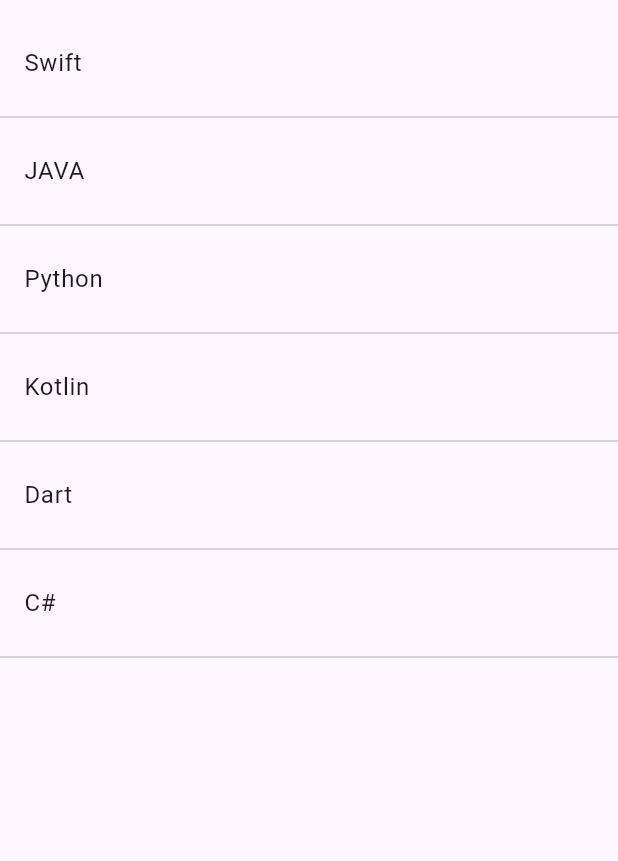
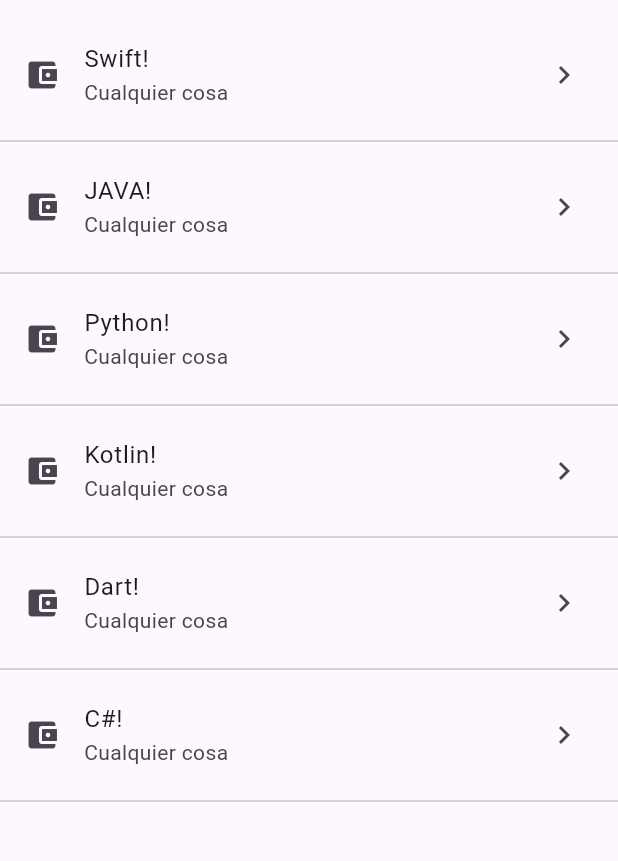
Before and after one commit to marcoalonso/componentsFlutter, a Flutter app: the screen it shows after launch, on a phone screen of 412 x 824 dp, the part 63-924 px from its top. Run offline on Flutter 3.47's test engine with Material 3 defaults, Android fonts, the light colour scheme and no system bars.

Commit message:
Other way to create list using .map

```diff
--- a/lib/src/pages/home_temp.dart
+++ b/lib/src/pages/home_temp.dart
@@ -12,7 +12,8 @@ class HomePageTemp extends StatelessWidget {
         title: Text("Componentes Temp"),
       ),
       body: ListView(
-        children: _crearItems()
+        // children: _crearItems()
+        children: _crearItemsCorta()
       ),
     );
   }
@@ -28,10 +29,27 @@ class HomePageTemp extends StatelessWidget {
       );
 
       lista..add(tempWidget)
-            ..add(Divider());
+            ..add(Divider() );
 
     }
     return lista;
   }
 
+  List<Widget> _crearItemsCorta() {
+    return opciones.map((item) {
+      return Column(
+        children: <Widget>[
+          ListTile(
+            title: Text(item + "!"),
+            subtitle: Text("Cualquier cosa"),
+            leading: Icon(Icons.account_balance_wallet),
+            trailing: Icon(Icons.keyboard_arrow_right),
+            onTap: (){},
+          ),
+          Divider()
+        ],
+      );
+    }).toList();
+  }
+
 }
```
Also changed, not shown: lib/src/home.dart (added).
